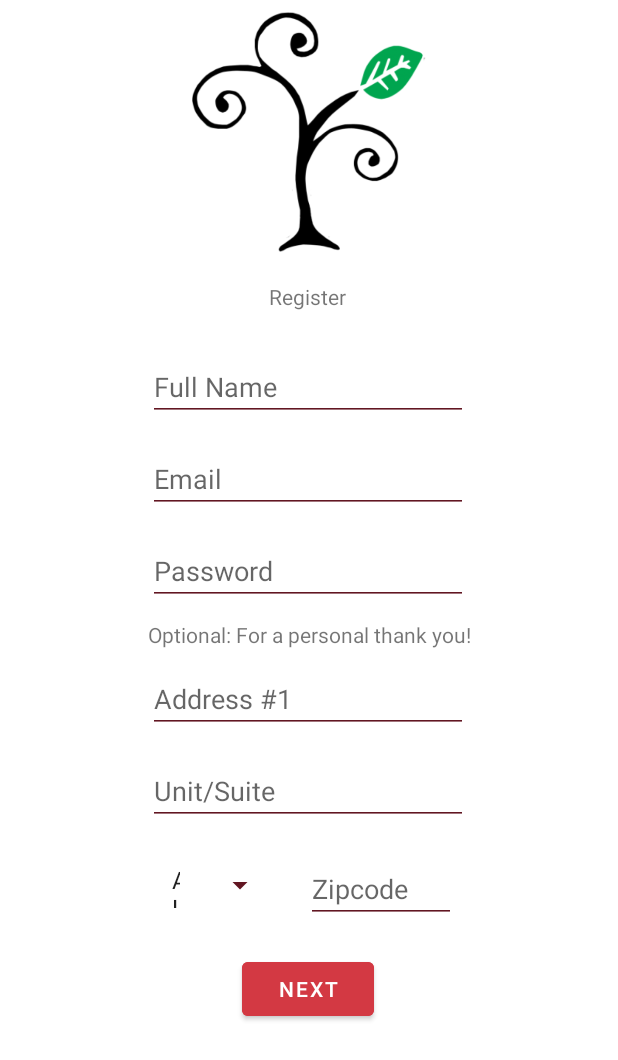
After one commit to CLWork/WorkmanCiera_Project62009, an Android app: the fragment RegisterFragment placed in its activity, on a phone screen of 412 x 824 dp. The commit adds this screen. Shown: the top 1060 px of the screen. Run offline under Robolectric (Android 15) with nearby library versions, the phone set to English and light mode, and no system bars; our stand-ins replace Firebase (no records; nobody signed in at launch, a user with empty details on screens opened directly); libraries missing offline, so code that uses them is left out: com.facebook, com.facebook.appevents, com.facebook.login; 5 statements that could not run were skipped.

Commit message:
ADD: Login/Register Input Validation, Login/Register Layouts.

```diff
--- a/WorkmanCiera_NewHope/app/build.gradle
+++ b/WorkmanCiera_NewHope/app/build.gradle
@@ -24,13 +24,14 @@ android {
 }
 
 dependencies {
-    implementation 'com.facebook.android:facebook-android-sdk:[5,6)'
+    implementation 'com.facebook.android:facebook-android-sdk:5.15.3'
     implementation 'com.google.android.material:material:1.2.1'
     implementation 'com.google.firebase:firebase-analytics:17.5.0'
     implementation fileTree(dir: "libs", include: ["*.jar"])
     implementation 'androidx.appcompat:appcompat:1.2.0'
     implementation 'androidx.constraintlayout:constraintlayout:2.0.1'
     implementation 'com.google.firebase:firebase-auth:19.3.2'
+    implementation 'com.google.firebase:firebase-database:19.4.0'
     testImplementation 'junit:junit:4.13'
     androidTestImplementation 'androidx.test.ext:junit:1.1.2'
     androidTestImplementation 'androidx.test.espresso:espresso-core:3.3.0'
--- a/WorkmanCiera_NewHope/app/src/main/java/com/example/workmanciera_newhope/activities/HomeActivity.java
+++ /dev/null
@@ -1,4 +0,0 @@
-package com.example.workmanciera_newhope.activities;
-
-public class HomeActivity {
-}
--- /dev/null
+++ b/WorkmanCiera_NewHope/app/src/main/java/com/example/workmanciera_newhope/fragments/RegisterFragment.java
@@ -0,0 +1,180 @@
+package com.example.workmanciera_newhope.fragments;
+
+import android.content.Context;
+import android.graphics.Bitmap;
+import android.graphics.BitmapFactory;
+import android.os.Bundle;
+import android.util.Log;
+import android.view.LayoutInflater;
+import android.view.View;
+import android.view.ViewGroup;
+import android.widget.AdapterView;
+import android.widget.ArrayAdapter;
+import android.widget.Button;
+import android.widget.EditText;
+import android.widget.ImageView;
+import android.widget.Spinner;
+
+import androidx.annotation.NonNull;
+import androidx.annotation.Nullable;
+import androidx.fragment.app.Fragment;
+
+import com.example.workmanciera_newhope.R;
+import com.example.workmanciera_newhope.helpers.AuthListener;
+import com.example.workmanciera_newhope.helpers.Utility;
+
+import java.util.ArrayList;
+import java.util.Arrays;
+
+public class RegisterFragment extends Fragment implements View.OnClickListener {
+
+    public static final String TAG = "RegisterFrag.TAG";
+    private AuthListener mListener;
+    private String selectedState = "";
+
+    public static RegisterFragment newInstance() {
+
+        Bundle args = new Bundle();
+
+        RegisterFragment fragment = new RegisterFragment();
+        fragment.setArguments(args);
+        return fragment;
+    }
+
+    @Nullable
+    @Override
+    public View onCreateView(@NonNull LayoutInflater inflater, @Nullable ViewGroup container, @Nullable Bundle savedInstanceState) {
+        return inflater.inflate(R.layout.register_layout, container, false);
+    }
+
+    @Override
+    public void onActivityCreated(@Nullable Bundle savedInstanceState) {
+        super.onActivityCreated(savedInstanceState);
+        assert getActivity() != null;
+        ImageView logoIV = getActivity().findViewById(R.id.treeLogoIV);
+        logoIV.setImageBitmap(loadLogo());
+
+        Button nextBttn = getActivity().findViewById(R.id.nextButton);
+        nextBttn.setOnClickListener(this);
+
+        populateSpinner();
+
+    }
+
+    @Override
+    public void onAttach(@NonNull Context context) {
+        super.onAttach(context);
+        if (context instanceof AuthListener) {
+            mListener = (AuthListener) context;
+        }
+    }
+
+    //convert resource into bitmap
+    private Bitmap loadLogo() {
+        return BitmapFactory.decodeResource(getResources(), R.drawable.new_hope_tree_logo);
+    }
+
+    @Override
+    public void onClick(View v) {
+        if (v.getId() == R.id.nextButton) {
+
+            validateInput();
+        }
+    }
+
+    private void validateInput() {
+        assert getActivity() != null;
+        EditText nameET = getActivity().findViewById(R.id.nameET);
+        EditText emailRegET = getActivity().findViewById(R.id.emailRegET);
+        EditText passwordRegET = getActivity().findViewById(R.id.passwordRegET);
+        EditText addressOneET = getActivity().findViewById(R.id.addressET);
+        EditText unitET = getActivity().findViewById(R.id.unitET);
+        EditText zipcodeET = getActivity().findViewById(R.id.editTextNumber);
+
+        //Required information
+        String fullName = nameET.getText().toString();
+        String email = emailRegET.getText().toString();
+        String password = passwordRegET.getText().toString();
+
+        //Optional information
+        String addressOne = addressOneET.getText().toString();
+        String unit = unitET.getText().toString();
+        String zipcode = zipcodeET.getText().toString();
+
+        String fullAddress = "";
+
+        if (!Utility.isPasswordStrongEnough(password)) {
+
+            mListener.alertUser("Password must have:\n" +
+                    "1 Upper Case Letter \n" +
+                    "1 Lower case Letter \n" +
+                    "1 Symbol (@#$%^&+=) \n" +
+                    "At least 6 characters long \n" +
+                    "No Spaces.");
+
+        } else if (!Utility.isEmailValid(email)) {
+
+            mListener.alertUser("Email must not be empty.\n " +
+                    "Format: somePhrase@domain.com");
+
+        }else if(!Utility.isNameFieldValid(fullName)){
+
+            mListener.alertUser("Name field must not be empty.");
+
+        } else {
+
+            //check to see if optional fields are filled.
+            if(Utility.isAddressValid(addressOne) && Utility.isZipValid(zipcode) && !selectedState.equals("")){
+                if(!unit.isEmpty()){
+                    fullAddress = addressOne + " " + unit + ", " + selectedState + " " + zipcode;
+                } else {
+                    fullAddress = addressOne + ", " + selectedState + " " + zipcode;
+                }
+            }
+
+            //TODO: Create User
+
+
+        }
+
+    }
+
+    //populates spinner and sets listener
+    private void populateSpinner() {
+        assert getActivity() != null;
+        final ArrayList<String> states = makeStateList();
+        final Spinner stateSpinner = getActivity().findViewById(R.id.stateSpinner);
+
+        assert getContext() != null;
+        ArrayAdapter<String> adapter = new ArrayAdapter<>(getContext(), android.R.layout.simple_list_item_1, states);
+        stateSpinner.setAdapter(adapter);
+
+        stateSpinner.setOnItemSelectedListener(new AdapterView.OnItemSelectedListener() {
+            @Override
+            public void onItemSelected(AdapterView<?> parent, View view, int position, long id) {
+                selectedState = states.get(position);
+            }
+
+            @Override
+            public void onNothingSelected(AdapterView<?> parent) {
+
+            }
+        });
+
+
+    }
+
+    //puts together list of states
+    private ArrayList<String> makeStateList() {
+        ArrayList<String> states = new ArrayList<>();
+        String[] stateArray = {"AL", "AK", "AZ", "AR", "CA", "CO", "CT",
+                "DE", "FL", "GA", "HI", "ID", "IL", "IN", "IA", "KS", "KY", "LA", "ME", "MD", "MA",
+                "MI", "MN", "MS", "MO", "MT", "NE", "NV", "NH", "NJ", "NM", "NY", "NC", "ND", "OH",
+                "OK", "OR", "PA", "RI", "SC", "SD", "TN", "TX", "UT", "VT", "VA", "WA",
+                "WV", "WI", "WY"};
+        states.addAll(Arrays.asList(stateArray));
+        return states;
+    }
+
+
+}
--- a/WorkmanCiera_NewHope/app/src/main/java/com/example/workmanciera_newhope/helpers/AuthListener.java
+++ b/WorkmanCiera_NewHope/app/src/main/java/com/example/workmanciera_newhope/helpers/AuthListener.java
@@ -1,7 +1,13 @@
 package com.example.workmanciera_newhope.helpers;
+
+import com.google.firebase.auth.FirebaseAuth;
 
 public interface AuthListener {
 
     void openHome();
     void openLogin();
+    void openRegister();
+    void alertUser(String message);
+    FirebaseAuth getAuth();
+
 }
--- a/WorkmanCiera_NewHope/app/src/main/res/layout/login_layout.xml
+++ b/WorkmanCiera_NewHope/app/src/main/res/layout/login_layout.xml
@@ -8,7 +8,7 @@
 
 
     <com.facebook.login.widget.LoginButton
-        android:id="@+id/login_button"
+        android:id="@+id/fbLoginBttn"
         android:layout_width="wrap_content"
         android:layout_height="wrap_content"
         android:layout_gravity="center_horizontal"
@@ -24,6 +24,7 @@
         android:layout_height="wrap_content"
         android:layout_marginTop="250dp"
         android:autofillHints=".AUTOFILL_HINT_EMAIL_ADDRESS"
+        android:backgroundTint="@color/colorAccent"
         android:ems="10"
         android:hint="@string/email"
         android:inputType="textEmailAddress"
@@ -38,6 +39,7 @@
         android:layout_height="wrap_content"
         android:layout_marginTop="16dp"
         android:autofillHints=".AUTOFILL_HINT_PASSWORD"
+        android:backgroundTint="@color/colorAccent"
         android:ems="10"
         android:hint="@string/password"
         android:inputType="textPassword"
@@ -62,6 +64,7 @@
         android:layout_width="wrap_content"
         android:layout_height="wrap_content"
         android:layout_marginTop="16dp"
+        android:backgroundTint="@color/colorAccent"
         android:text="@string/register"
         app:layout_constraintEnd_toEndOf="parent"
         app:layout_constraintHorizontal_bias="0.5"
--- /dev/null
+++ b/WorkmanCiera_NewHope/app/src/main/res/layout/register_layout.xml
@@ -0,0 +1,152 @@
+<?xml version="1.0" encoding="utf-8"?>
+<androidx.constraintlayout.widget.ConstraintLayout xmlns:android="http://schemas.android.com/apk/res/android"
+    xmlns:app="http://schemas.android.com/apk/res-auto"
+    xmlns:tools="http://schemas.android.com/tools"
+    android:layout_width="match_parent"
+    android:layout_height="match_parent"
+    android:padding="8dp">
+
+    <ImageView
+        android:id="@+id/treeLogoIV"
+        android:layout_width="0dp"
+        android:layout_height="160dp"
+        android:contentDescription="@string/contentDesc"
+        app:layout_constraintEnd_toEndOf="parent"
+        app:layout_constraintHorizontal_bias="0.0"
+        app:layout_constraintStart_toStartOf="parent"
+        app:layout_constraintTop_toTopOf="parent"
+        tools:srcCompat="@tools:sample/backgrounds/scenic" />
+
+    <EditText
+        android:id="@+id/editTextNumber"
+        android:layout_width="100dp"
+        android:layout_height="wrap_content"
+        android:layout_marginTop="20dp"
+        android:layout_marginEnd="100dp"
+        android:autofillHints=""
+        android:backgroundTint="@color/darkRed"
+        android:ems="10"
+        android:hint="@string/zipcode"
+        android:inputType="number"
+        app:layout_constraintEnd_toEndOf="parent"
+        app:layout_constraintTop_toBottomOf="@+id/unitET" />
+
+    <EditText
+        android:id="@+id/addressET"
+        android:layout_width="wrap_content"
+        android:layout_height="wrap_content"
+        android:layout_marginTop="40dp"
+        android:autofillHints=""
+        android:backgroundTint="@color/darkRed"
+        android:ems="10"
+        android:hint="@string/addressLineOne"
+        android:inputType="textPostalAddress"
+        app:layout_constraintEnd_toEndOf="parent"
+        app:layout_constraintHorizontal_bias="0.497"
+        app:layout_constraintStart_toStartOf="parent"
+        app:layout_constraintTop_toBottomOf="@+id/passwordRegET" />
+
+    <EditText
+        android:id="@+id/passwordRegET"
+        android:layout_width="wrap_content"
+        android:layout_height="wrap_content"
+        android:layout_marginTop="16dp"
+        android:autofillHints=".AUTOFILL_HINT_PASSWORD"
+        android:backgroundTint="@color/darkRed"
+        android:ems="10"
+        android:hint="@string/password"
+        android:inputType="textPassword"
+        app:layout_constraintEnd_toEndOf="parent"
+        app:layout_constraintHorizontal_bias="0.497"
+        app:layout_constraintStart_toStartOf="parent"
+        app:layout_constraintTop_toBottomOf="@+id/emailRegET" />
+
+    <Button
+        android:id="@+id/nextButton"
+        android:layout_width="wrap_content"
+        android:layout_height="wrap_content"
+        android:layout_marginTop="20dp"
+        android:backgroundTint="@color/colorAccent"
+        android:text="@string/next"
+        app:layout_constraintEnd_toEndOf="parent"
+        app:layout_constraintHorizontal_bias="0.498"
+        app:layout_constraintStart_toStartOf="parent"
+        app:layout_constraintTop_toBottomOf="@+id/editTextNumber" />
+
+    <Spinner
+        android:id="@+id/stateSpinner"
+        android:layout_width="85dp"
+        android:layout_height="30dp"
+        android:layout_marginTop="25dp"
+        android:layout_marginEnd="20dp"
+        android:backgroundTint="@color/darkRed"
+        app:layout_constraintEnd_toStartOf="@+id/editTextNumber"
+        app:layout_constraintTop_toBottomOf="@+id/unitET" />
+
+    <TextView
+        android:id="@+id/textView"
+        android:layout_width="wrap_content"
+        android:layout_height="wrap_content"
+        android:layout_marginTop="20dp"
+        android:text="@string/register"
+        app:layout_constraintEnd_toEndOf="parent"
+        app:layout_constraintHorizontal_bias="0.498"
+        app:layout_constraintStart_toStartOf="parent"
+        app:layout_constraintTop_toBottomOf="@+id/treeLogoIV" />
+
+    <EditText
+        android:id="@+id/nameET"
+        android:layout_width="wrap_content"
+        android:layout_height="wrap_content"
+        android:layout_marginTop="28dp"
+        android:autofillHints=""
+        android:backgroundTint="@color/darkRed"
+        android:ems="10"
+        android:hint="@string/fullName"
+        android:inputType="textPersonName"
+        app:layout_constraintEnd_toEndOf="parent"
+        app:layout_constraintHorizontal_bias="0.497"
+        app:layout_constraintStart_toStartOf="parent"
+        app:layout_constraintTop_toBottomOf="@+id/textView" />
+
+    <EditText
+        android:id="@+id/emailRegET"
+        android:layout_width="wrap_content"
+        android:layout_height="wrap_content"
+        android:layout_marginTop="16dp"
+        android:autofillHints=".AUTOFILL_HINT_EMAIL_ADDRESS"
+        android:backgroundTint="@color/darkRed"
+        android:ems="10"
+        android:hint="@string/email"
+        android:inputType="textEmailAddress"
+        app:layout_constraintEnd_toEndOf="parent"
+        app:layout_constraintHorizontal_bias="0.497"
+        app:layout_constraintStart_toStartOf="parent"
+        app:layout_constraintTop_toBottomOf="@+id/nameET" />
+
+    <EditText
+        android:id="@+id/unitET"
+        android:layout_width="wrap_content"
+        android:layout_height="wrap_content"
+        android:layout_marginTop="16dp"
+        android:autofillHints=""
+        android:backgroundTint="@color/darkRed"
+        android:ems="10"
+        android:hint="@string/unitNum"
+        android:inputType="textPostalAddress"
+        app:layout_constraintEnd_toEndOf="parent"
+        app:layout_constraintHorizontal_bias="0.497"
+        app:layout_constraintStart_toStartOf="parent"
+        app:layout_constraintTop_toBottomOf="@+id/addressET" />
+
+    <TextView
+        android:id="@+id/textView2"
+        android:layout_width="wrap_content"
+        android:layout_height="wrap_content"
+        android:layout_marginTop="10dp"
+        android:text="@string/optionalArea"
+        app:layout_constraintEnd_toEndOf="parent"
+        app:layout_constraintHorizontal_bias="0.5"
+        app:layout_constraintStart_toStartOf="parent"
+        app:layout_constraintTop_toBottomOf="@+id/passwordRegET" />
+</androidx.constraintlayout.widget.ConstraintLayout>
--- a/WorkmanCiera_NewHope/app/src/main/res/layout/sign_up_layout.xml
+++ /dev/null
@@ -1,6 +0,0 @@
-<?xml version="1.0" encoding="utf-8"?>
-<androidx.constraintlayout.widget.ConstraintLayout
-    xmlns:android="http://schemas.android.com/apk/res/android" android:layout_width="match_parent"
-    android:layout_height="match_parent">
-
-</androidx.constraintlayout.widget.ConstraintLayout>
--- a/WorkmanCiera_NewHope/app/src/main/res/values/strings.xml
+++ b/WorkmanCiera_NewHope/app/src/main/res/values/strings.xml
@@ -7,8 +7,17 @@
     <string name="register">Register</string>
     <string name="email">Email</string>
     <string name="password">Password</string>
+    <string name="fullName">Full Name</string>
+    <string name="next">Next</string>
+    <string name="addressLineOne">Address #1</string>
+    <string name="unitNum">Unit/Suite</string>
+    <string name="zipcode">Zipcode</string>
     <string name="contentDesc">An image of the New Hope for Kids logo.</string>
 
+    <string name="passwordReqs">1 Upper Case Letter, 1 Lower case Letter,
+        1 Symbol (@#$%^&amp;+=), at least 6 characters long and no Spaces</string>
+
+    <string name="optionalArea">Optional: For a personal thank you!</string>
     <string name="home">Home</string>
     <string name="people">People</string>
     <string name="donate">Donate</string>
```
Also changed, not shown: WorkmanCiera_NewHope/app/src/main/java/com/example/workmanciera_newhope/activities/MainActivity.java (+20 -1 lines), WorkmanCiera_NewHope/app/src/main/java/com/example/workmanciera_newhope/fragments/LoginFragment.java (+72 -13 lines), WorkmanCiera_NewHope/app/src/main/java/com/example/workmanciera_newhope/helpers/Utility.java (added, +55 -0 lines).
